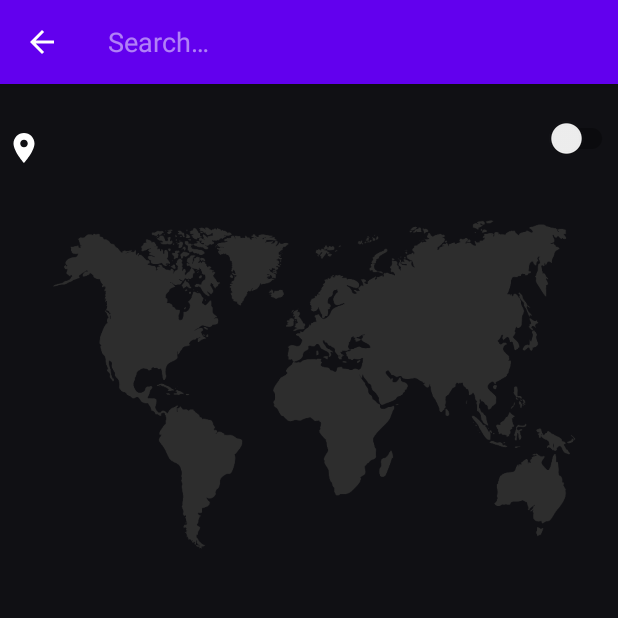
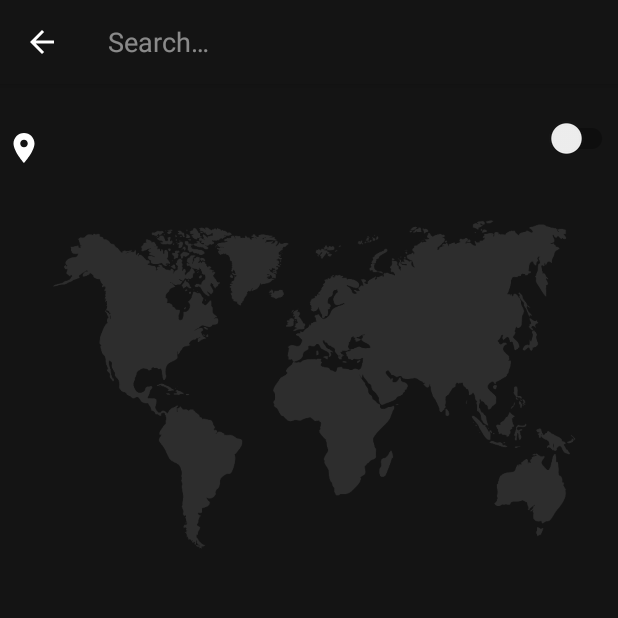
Before and after one commit to mobile-pablo/Weather-Forecast, an Android app: the screen it shows after launch (MainActivity), after a tap on "Search", on a phone screen of 412 x 824 dp, the top half of it. Run offline under Robolectric (Android 15) with nearby library versions, the phone set to English and light mode, and no system bars; our stand-ins replace Dagger/Hilt's generated code; libraries missing offline, so code that uses them is left out: com.skydoves.sandwich; plain views replace IconSwitch; Roboto replaces fonts that are not available here; 2 statements that could not run were skipped.

Commit message:
+Change Bg Color +Add README Image

```diff
--- a/app/src/main/java/com/company/elverano/ui/currentWeather/CurrentWeatherFragment.kt
+++ b/app/src/main/java/com/company/elverano/ui/currentWeather/CurrentWeatherFragment.kt
@@ -95,7 +95,7 @@ class CurrentWeatherFragment : Fragment(R.layout.fragment_current) {
 
 
                 currentCityTemperature.text =
-                    "${response.current.temp} C"
+                    "${response.current.temp}°"
 
 
                 val isNight = response.current.getNight()
--- a/app/src/main/res/layout/activity_main.xml
+++ b/app/src/main/res/layout/activity_main.xml
@@ -9,7 +9,7 @@
     <ImageView
         android:layout_width="match_parent"
         android:layout_height="match_parent"
-        android:background="@color/custom_world_map_bg"
+        android:background="@color/project_gray"
         android:scaleType="centerCrop"/>
     <androidx.fragment.app.FragmentContainerView
         android:id="@+id/nav_host_fragment_main"
--- a/app/src/main/res/layout/fragment_current.xml
+++ b/app/src/main/res/layout/fragment_current.xml
@@ -5,7 +5,7 @@
     android:layout_height="match_parent"
     xmlns:app="http://schemas.android.com/apk/res-auto"
     android:background="@android:color/transparent"
-    tools:background="@color/custom_world_map_bg"
+    tools:background="@color/project_gray"
     android:gravity="center"
     tools:context=".ui.currentWeather.CurrentWeatherFragment">
     <ProgressBar
@@ -111,7 +111,7 @@
                     app:isw_inactive_tint_icon_left="@android:color/transparent"
                     app:isw_active_tint_icon_left="@android:color/transparent"
                     app:isw_thumb_color_left="#77B7D9"
-                    app:isw_background_color="@color/iconSwitchbg"
+                    app:isw_background_color="@color/project_light_gray"
                     app:isw_default_selection="right"
                     android:layout_alignParentRight="true"
                     android:layout_centerVertical="true"/>
--- a/app/src/main/res/values/colors.xml
+++ b/app/src/main/res/values/colors.xml
@@ -8,8 +8,8 @@
     <color name="black">#FF000000</color>
     <color name="white">#FFFFFFFF</color>
 
-    <color name="custom_world_map_bg">#101014</color>
-    <color name="iconSwitchbg">#1B1B1E</color>
+    <color name="project_gray">#141414</color>
+    <color name="project_light_gray">#1B1B1E</color>
+    <color name="moon_yellow">#eff301</color>
 
-    <color name="moon_yellow">#eff301</color>
 </resources>
--- a/app/src/main/res/values/themes.xml
+++ b/app/src/main/res/values/themes.xml
@@ -3,10 +3,9 @@
     <style name="Theme.WeatherForecast" parent="Theme.AppCompat.Light.DarkActionBar">
         <!-- Primary brand color. -->
 
-
-        <item name="colorPrimaryDark">@color/purple_700</item>
+        <item name="colorPrimary">@color/project_gray</item>
+        <item name="colorPrimaryDark">@color/project_gray</item>
         <item name="colorAccent">@color/teal_200</item>
-        <item name="colorPrimary">@color/purple_500</item>
 
         <!-- Secondary brand color. -->
         <item name="colorSecondary">@color/teal_200</item>
```
Also changed, not shown: 1 other file.
